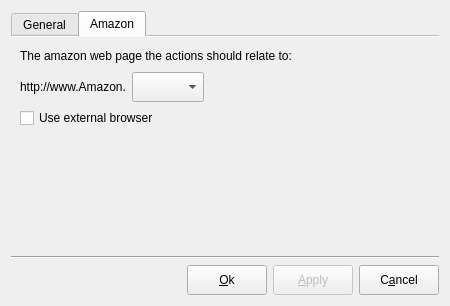
Old version of the form ui/Settings.ui in the repository Christian-Kr/qlamz.
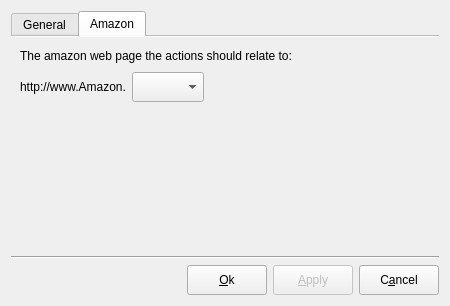
New version of the form. The open tabs and pages were chosen to show the change.

Commit message: Remove the internal browser. It is recommend to use a browser on linux. With a plugin to spoof the informations about the plattform.

Diff of the .ui file:
```diff
--- a/ui/Settings.ui
+++ b/ui/Settings.ui
@@ -204,7 +204,7 @@
          <string>Amazon</string>
         </attribute>
         <layout class="QGridLayout" name="gridLayout_2">
-         <item row="2" column="0">
+         <item row="1" column="0">
           <spacer name="verticalSpacer_2">
            <property name="orientation">
             <enum>Qt::Vertical</enum>
@@ -274,13 +274,6 @@
            </item>
           </layout>
          </item>
-         <item row="1" column="0">
-          <widget class="QCheckBox" name="checkBoxExternalBrowser">
-           <property name="text">
-            <string>Use external browser</string>
-           </property>
-          </widget>
-         </item>
         </layout>
        </widget>
       </widget>
```
Left out of the diff: 16 changed lines with no effect on the pictures. The commit also changes 14 other files.
